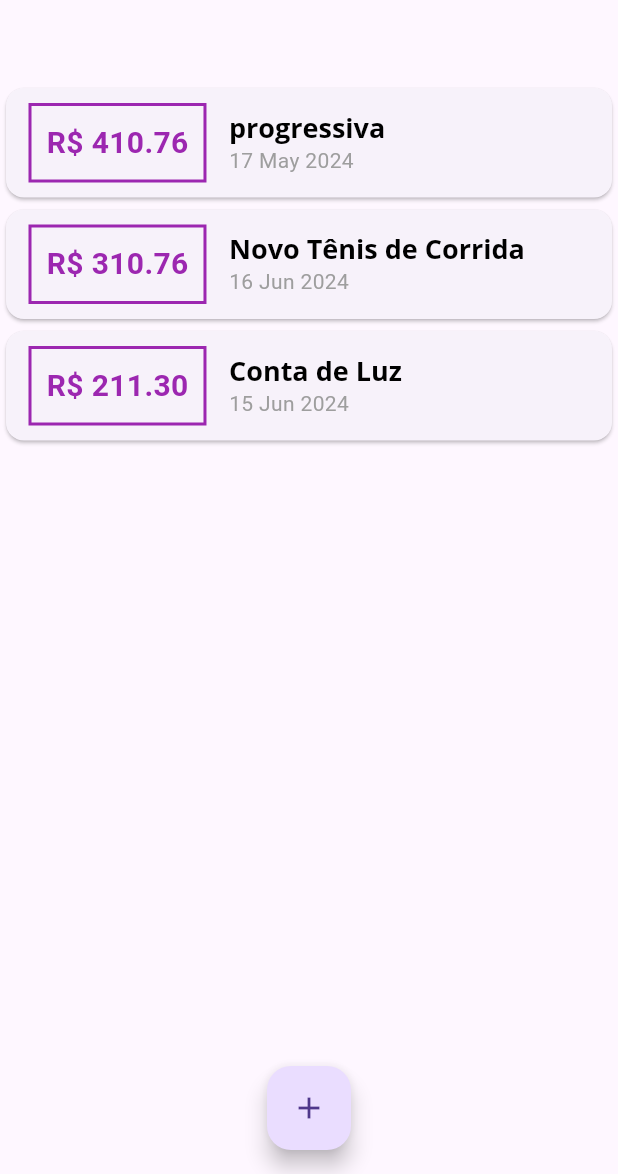
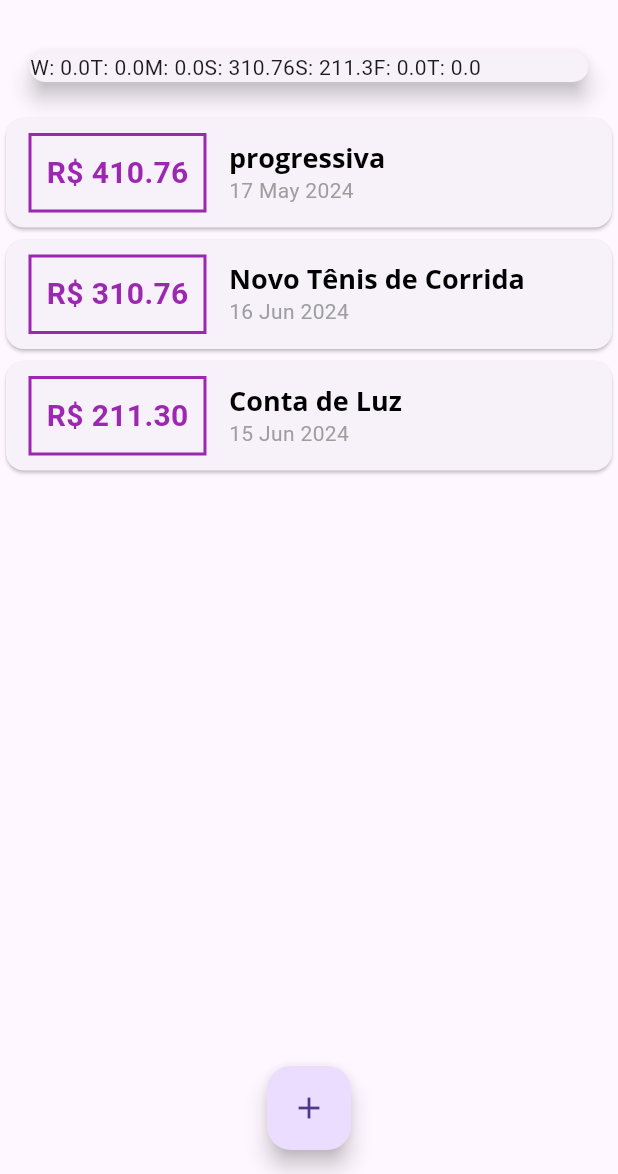
Before and after one commit to anabellypassos/APPDespesasPessoais, a Flutter app: the screen it shows after launch, on a phone screen of 412 x 824 dp, the part 62-1236 px from its top. Run offline on Flutter 3.47's test engine with Material 3 defaults, Android fonts, the phone set to English and light mode, and no system bars.

Commit message:
chart_bar

```diff
--- a/lib/components/chart.dart
+++ b/lib/components/chart.dart
@@ -1,6 +1,6 @@
+import 'package:flutter/material.dart';
 import 'package:intl/intl.dart';
-import 'package:expenses/models/transaction.dart';
-import 'package:flutter/material.dart';
+import '../models/transaction.dart';
 
 class Chart extends StatelessWidget {
   final List<Transaction> recentTransaction;
@@ -17,26 +17,31 @@ class Chart extends StatelessWidget {
 
       for (var i = 0; i < recentTransaction.length; i++) {
         bool sameDay = recentTransaction[i].date.day == weekDay.day;
-        bool sameMont = recentTransaction[i].date.day == weekDay.day;
+        bool sameMonth = recentTransaction[i].date.month == weekDay.month;
         bool sameYear = recentTransaction[i].date.year == weekDay.year;
 
-        if (sameDay && sameMont && sameYear) {
+        if (sameDay && sameMonth && sameYear) {
           totalSum += recentTransaction[i].value;
         }
       }
-      print(DateFormat.E().format(weekDay)[0]);
-      return {'day': DateFormat.E().format(weekDay)[0], 'value': totalSum};
+
+      return {
+        'day': DateFormat.E().format(weekDay)[0],
+        'value': totalSum,
+      };
     });
   }
 
   @override
   Widget build(BuildContext context) {
     groupedTransactions;
-    return const Card(
+    return Card(
       elevation: 6,
-      margin: EdgeInsets.all(20),
+      margin: const EdgeInsets.all(20),
       child: Row(
-        children: <Widget>[],
+        children: groupedTransactions.map((tr) {
+          return Text('${tr['day']}: ${tr['value']}');
+        }).toList(),
       ),
     );
   }
--- /dev/null
+++ b/lib/components/chart_bar.dart
@@ -0,0 +1,13 @@
+import 'package:flutter/material.dart';
+
+class ChartBar extends StatelessWidget {
+  @override
+  Widget build(BuildContext context) {
+    return Container(
+
+
+
+
+    );
+  }
+}
```
